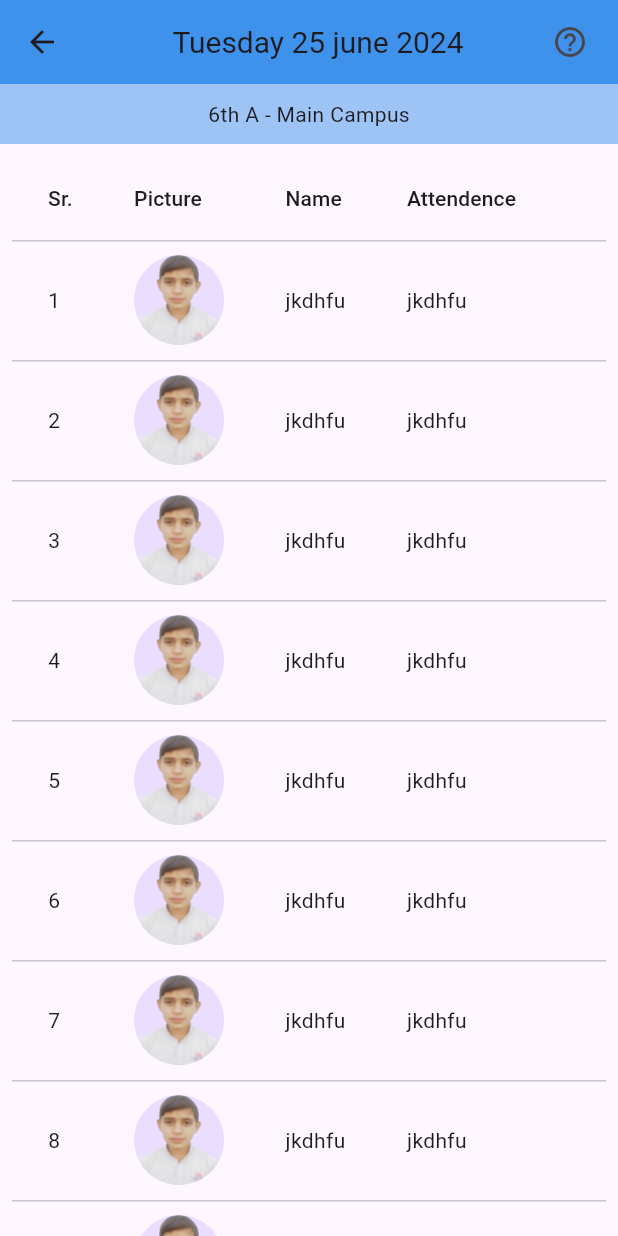
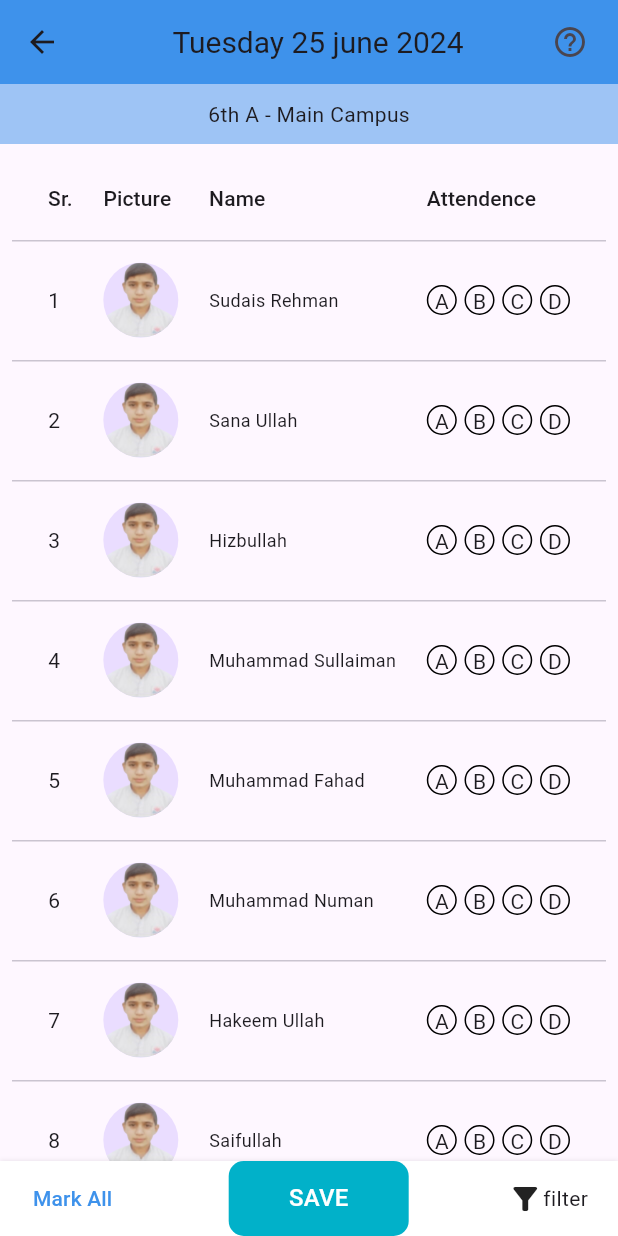
Before and after one commit to ibrarkhalid333/Edu-Base, a Flutter app: the ClassAttendance screen opened directly, on a phone screen of 412 x 824 dp. Run offline on Flutter 3.47's test engine with Material 3 defaults, Android fonts, the phone set to English and light mode, and no system bars; our stand-ins replace get, intl_phone_field.

Commit message:
commit 297241

```diff
--- a/lib/view/class_attendance.dart
+++ b/lib/view/class_attendance.dart
@@ -1,3 +1,4 @@
+import 'package:edu_base/res/Components/round_button.dart';
 import 'package:edu_base/res/assets/image_asset.dart';
 import 'package:edu_base/res/colors/appColors.dart';
 import 'package:flutter/material.dart';
@@ -10,6 +11,18 @@ class ClassAttendance extends StatefulWidget {
 }
 
 class _ClassAttendanceState extends State<ClassAttendance> {
+  final List<String> Name = [
+    'Sudais Rehman',
+    'Sana Ullah',
+    'Hizbullah',
+    'Muhammad Sullaiman',
+    'Muhammad Fahad',
+    'Muhammad Numan',
+    'Hakeem Ullah',
+    'Saifullah',
+    'Awais Qadir',
+    'Ahmad Hassan'
+  ];
   @override
   Widget build(BuildContext context) {
     return Scaffold(
@@ -54,19 +67,106 @@ class _ClassAttendanceState extends State<ClassAttendance> {
                         (index) => DataRow(cells: [
                               DataCell(Text((index + 1).toString())),
                               DataCell(CircleAvatar(
-                                radius: 30,
+                                radius: 25,
                                 backgroundImage: AssetImage(
                                   ImageAssets.image,
                                 ),
                               )),
-                              DataCell(Text('jkdhfu')),
-                              DataCell(Text('jkdhfu')),
+                              DataCell(Text(Name[index],
+                                  style: TextStyle(fontSize: 12))),
+                              DataCell(Row(
+                                mainAxisAlignment:
+                                    MainAxisAlignment.spaceBetween,
+                                children: [
+                                  Container(
+                                    width: 20,
+                                    height: 20,
+                                    decoration: BoxDecoration(
+                                        border: Border.all(
+                                            width: 1,
+                                            color: Appcolors.blackColor),
+                                        borderRadius:
+                                            BorderRadius.circular(100)),
+                                    child: Center(child: Text('A')),
+                                  ),
+                                  Container(
+                                    width: 20,
+                                    height: 20,
+                                    decoration: BoxDecoration(
+                                        border: Border.all(
+                                            width: 1,
+                                            color: Appcolors.blackColor),
+                                        borderRadius:
+                                            BorderRadius.circular(100)),
+                                    child: Center(
+                                        child: Text(
+                                      'B',
+                                    )),
+                                  ),
+                                  Container(
+                                    width: 20,
+                                    height: 20,
+                                    decoration: BoxDecoration(
+                                        border: Border.all(
+                                            width: 1,
+                                            color: Appcolors.blackColor),
+                                        borderRadius:
+                                            BorderRadius.circular(100)),
+                                    child: Center(child: Text('C')),
+                                  ),
+                                  Container(
+                                    width: 20,
+                                    height: 20,
+                                    decoration: BoxDecoration(
+                                        border: Border.all(
+                                            width: 1,
+                                            color: Appcolors.blackColor),
+                                        borderRadius:
+                                            BorderRadius.circular(100)),
+                                    child: Center(child: Text('D')),
+                                  ),
+                                ],
+                              )),
                             ])))
               ],
             ),
           )
         ],
       ),
+      bottomNavigationBar: Container(
+        padding: EdgeInsets.fromLTRB(10, 0, 20, 0),
+        decoration: BoxDecoration(color: Colors.white, boxShadow: [
+          BoxShadow(
+            color: Appcolors.blackColor.withOpacity(.1),
+            blurRadius: 2,
+          )
+        ]),
+        child: Row(
+          mainAxisAlignment: MainAxisAlignment.spaceBetween,
+          children: [
+            TextButton(
+                onPressed: () {},
+                child: Text(
+                  'Mark All',
+                  style: TextStyle(color: Appcolors.blueColor),
+                )),
+            RoundButton(
+              width: 120,
+              height: 50,
+              title: 'SAVE',
+              onPress: () {},
+            ),
+            Container(
+              child: Row(
+                children: [
+                  Icon(Icons.filter_alt),
+                  Text('filter'),
+                ],
+              ),
+            ),
+          ],
+        ),
+      ),
     );
   }
 }
```
